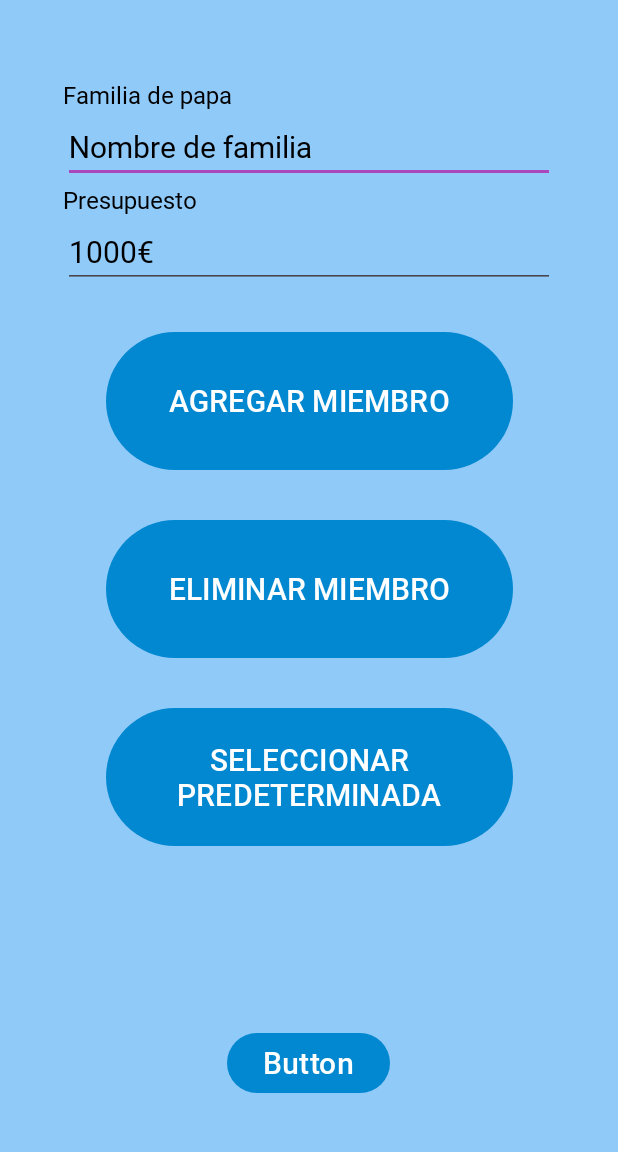
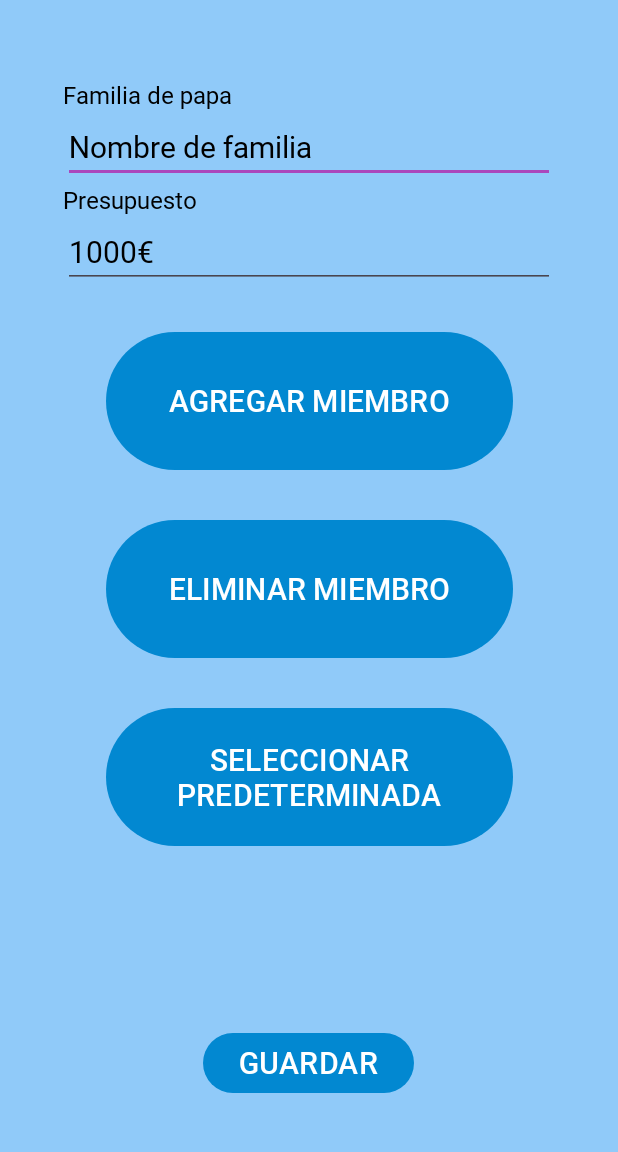
Before and after one commit to 2023-jinhaoChen/CasaCash, an Android app: the FamilyActivity screen opened directly, with no data from a screen before it, on a phone screen of 412 x 824 dp, the part 72-1224 px from its top. Run offline under Robolectric (Android 15) with nearby library versions, the phone set to English and light mode, and no system bars.

Commit message:
Fix activity_family save button.

```diff
--- a/app/src/main/res/layout/activity_family.xml
+++ b/app/src/main/res/layout/activity_family.xml
@@ -155,7 +155,7 @@
             style="@style/textButton"
             android:layout_width="wrap_content"
             android:layout_height="wrap_content"
-            android:text="Button"
+            android:text="@string/textButtonSave"
             android:textAlignment="center"
             android:theme="@style/Theme.CasaCash" />
     </LinearLayout>
```
